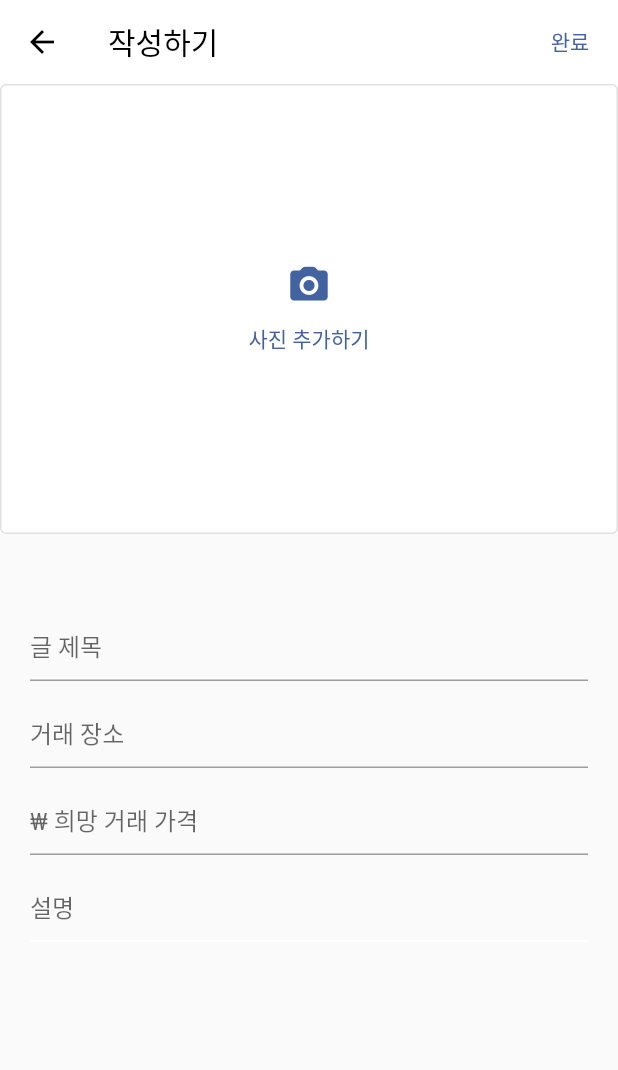
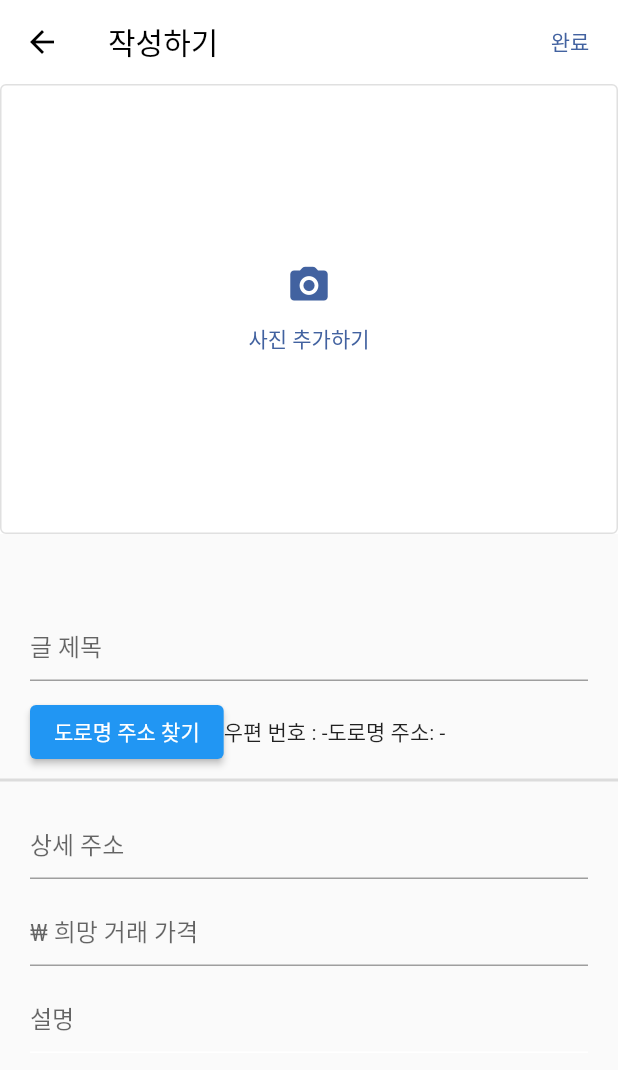
Before and after one commit to haram22/mobile-app-project, a Flutter app: the ImageUploads screen opened directly, on a phone screen of 412 x 824 dp. Shown: the top 1070 px of the screen. Run offline on Flutter 3.47's test engine with Material 2 defaults, Android fonts, the phone set to English and light mode, and no system bars; our stand-ins replace cloud_firestore, firebase_auth, firebase_core, firebase_storage, google_maps_flutter, google_sign_in and 1 more; missing offline and left inert: kpostal; accounts and stored records are empty; network calls fail.

```diff
--- a/lib/add.dart
+++ b/lib/add.dart
@@ -3,6 +3,7 @@ import 'package:flutter/material.dart';
 import 'dart:io';
 import 'package:image_picker/image_picker.dart';
 import 'package:firebase_storage/firebase_storage.dart' as firebase_storage;
+import 'package:kpostal/kpostal.dart';
 import 'package:path/path.dart';
 import 'home.dart';
 import 'package:cloud_firestore/cloud_firestore.dart';
@@ -15,6 +16,12 @@ class ImageUploads extends StatefulWidget {
 }
 
 class _ImageUploadsState extends State<ImageUploads> {
+    String postCode = '-';
+  String address = '-';
+  String latitude = '-';
+  String longitude = '-';
+  String addressnumber = '-';
+  String streetAddress = '-';
 
   firebase_storage.FirebaseStorage storage =
       firebase_storage.FirebaseStorage.instance;
@@ -102,7 +109,9 @@ class _ImageUploadsState extends State<ImageUploads> {
                   'count' : 0,
                   'detail' : detailController.text,
                     'chat' : nameController.text,
-                    'content' : courseController.text
+                    'content' : courseController.text,
+                    'addressnumber' : addressnumber,
+                    'street address' : streetAddress
                 }).whenComplete(() {
                   nameController.clear();
                   courseController.clear();
@@ -178,6 +187,35 @@ class _ImageUploadsState extends State<ImageUploads> {
               ),
             ),
           ),
+           Padding(
+            padding: const EdgeInsets.only(top: 10.0, left: 20, right: 20),
+            child: Row(children: [
+              ElevatedButton(
+    onPressed: () async {
+        await Navigator.push(context, MaterialPageRoute(
+            builder: (_) => KpostalView(
+                callback: (Kpostal result) {
+                    print(result.address);
+                   setState(() {
+                          this.postCode = result.postCode;
+                          this.address = result.address;
+                          this.latitude = result.latitude.toString();
+                          this.longitude = result.longitude.toString();
+                          addressnumber = result.postCode;
+                          streetAddress = result.address;
+                        });
+                },
+            ),
+        ));
+    },
+    child: Text('도로명 주소 찾기'),
+),
+Text('우편 번호 : ${addressnumber}'),
+Text('도로명 주소: ${streetAddress}'),
+
+            ],),
+            ),
+            Divider(thickness: 2,),
           Padding(
             padding: const EdgeInsets.only(top: 10.0, left: 20, right: 20),
             child: TextFormField(
@@ -188,7 +226,7 @@ class _ImageUploadsState extends State<ImageUploads> {
                 focusedBorder: UnderlineInputBorder(
                     borderSide: BorderSide(color: Color(0xff4262A0))),
                 border: OutlineInputBorder(),
-                hintText: '거래 장소',
+                hintText: '상세 주소',
               ),
             ),
           ),
--- a/lib/home.dart
+++ b/lib/home.dart
@@ -320,11 +320,16 @@ int likes = 2;
               Divider(thickness: 2,),
               SizedBox(height: 7,),
              Row(children: [
-                Text('장소 : ${product.course}',style: TextStyle(fontWeight: FontWeight.bold, fontSize: 16, color: Color(0xff6D6D6D)),),
+                Column(children: [
+                  Text('도로명 주소 : ${product.streetAddress}',style: TextStyle(fontWeight: FontWeight.bold, fontSize: 16, color: Color(0xff6D6D6D)),),
+                   Text('우편 번호 : ${product.addressnumber}',style: TextStyle(fontWeight: FontWeight.bold, fontSize: 16, color: Color(0xff6D6D6D)),),
+                    Text('상세 주소 : ${product.course}',style: TextStyle(fontWeight: FontWeight.bold, fontSize: 16, color: Color(0xff6D6D6D)),),
+
+                ],),
                 SizedBox(width: 100,),
                 TextButton(onPressed: () { Navigator.push(
             this.context,
-            MaterialPageRoute(builder: (context) => MyHomePage(title: '',)),
+            MaterialPageRoute(builder: (context) => MyApp()),
           );}
                 , child: Text('지도보기'))
              ],),
@@ -546,8 +551,10 @@ class Product {
   String detail;
   String chat;
   String content;
+  String addressnumber;
+  String streetAddress;
 
-  Product({required this.name, required this.course, required this.price, required this.url, required this.detail, required this.chat, required this.content});
+  Product({required this.name, required this.course, required this.price, required this.url, required this.detail, required this.chat, required this.content, required this.addressnumber, required this.streetAddress});
   factory Product.fromDs(DocumentSnapshot data) {
     return Product(
       name: data['name'] ?? '',
@@ -556,7 +563,9 @@ class Product {
       url: data['url'] ?? '',
       detail: data['detail'] ?? '',
       chat : data['chat'] ?? '',
-      content: data['content'] ?? ''
+      content: data['content'] ?? '',
+      addressnumber : data['addressnumber'] ??'',
+      streetAddress : data['street address'] ??''
     );
   }
 }
```
Also changed, not shown: lib/kakao.dart (+84 -84 lines).
